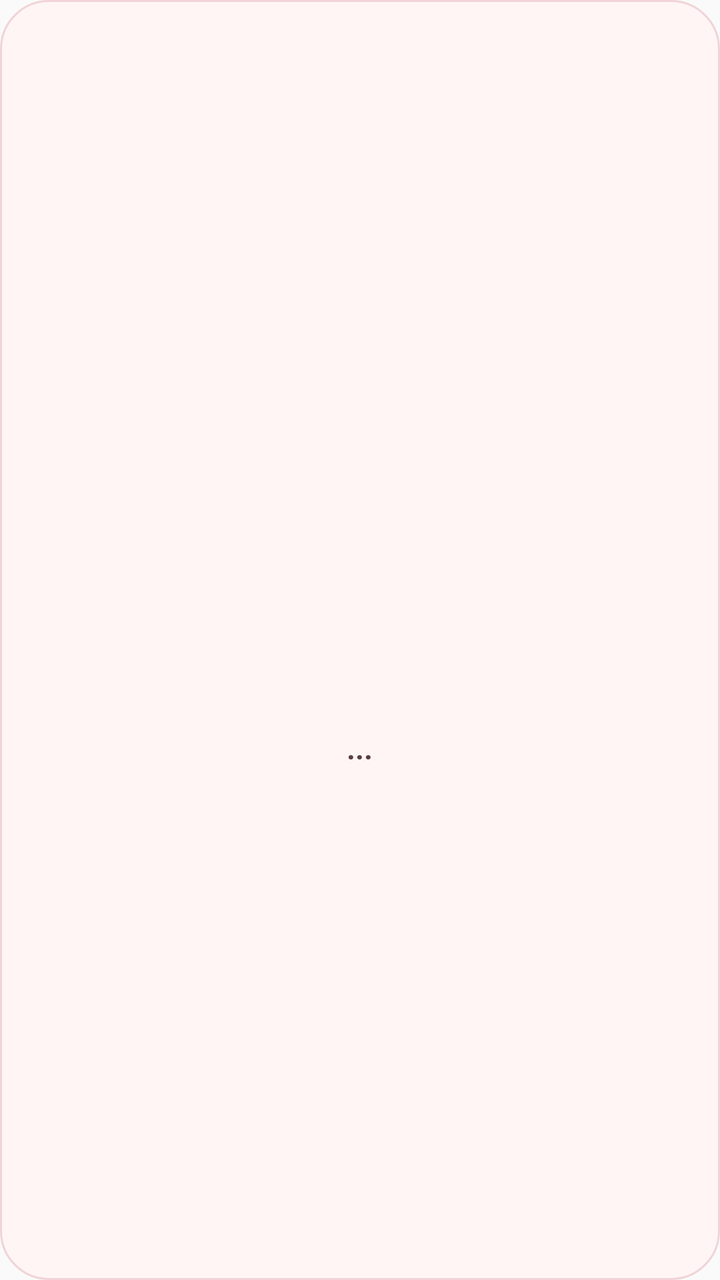
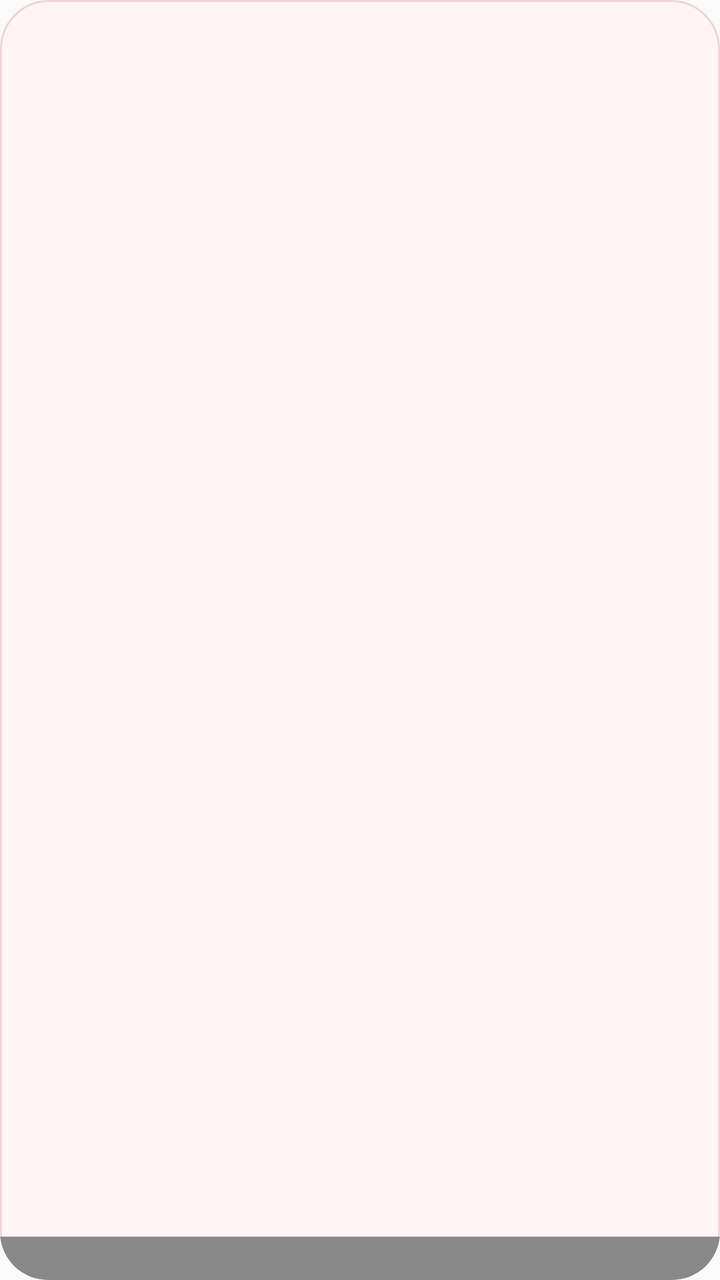

The first picture is an Android layout as it rendered before a commit; the second is the same layout after the commit. The layout source and the unified diff follow.
<!-- AndroidManifest.xml: application theme AppTheme -->
<!-- res/layout/widget_pareja.xml -->
<?xml version="1.0" encoding="utf-8"?>
<LinearLayout xmlns:android="http://schemas.android.com/apk/res/android"
    android:layout_width="match_parent"
    android:layout_height="match_parent"
    android:orientation="vertical"
    android:gravity="center"
    android:background="@drawable/widget_background"
    android:padding="12dp">

    <ViewFlipper
        android:id="@+id/widget_flipper"
        android:layout_width="120dp"
        android:layout_height="120dp"
        android:layout_gravity="center_horizontal"
        android:flipInterval="333"
        android:autoStart="true"
        android:inAnimation="@android:anim/fade_in"
        android:outAnimation="@android:anim/fade_out">

        <ImageView
            android:id="@+id/frame_0"
            android:layout_width="match_parent"
            android:layout_height="match_parent"
            android:scaleType="fitCenter" />

        <ImageView
            android:id="@+id/frame_1"
            android:layout_width="match_parent"
            android:layout_height="match_parent"
            android:scaleType="fitCenter" />

        <ImageView
            android:id="@+id/frame_2"
            android:layout_width="match_parent"
            android:layout_height="match_parent"
            android:scaleType="fitCenter" />

        <ImageView
            android:id="@+id/frame_3"
            android:layout_width="match_parent"
            android:layout_height="match_parent"
            android:scaleType="fitCenter" />

    </ViewFlipper>

    <TextView
        android:id="@+id/widget_estado"
        android:layout_width="wrap_content"
        android:layout_height="wrap_content"
        android:layout_gravity="center_horizontal"
        android:layout_marginTop="8dp"
        android:textSize="15sp"
        android:textColor="#FF5A3E42"
        android:textStyle="bold"
        android:text="..." />

    <TextView
        android:id="@+id/widget_mensaje"
        android:layout_width="wrap_content"
        android:layout_height="wrap_content"
        android:layout_gravity="center_horizontal"
        android:layout_marginTop="4dp"
        android:textSize="12sp"
        android:textColor="#FF8A6A70"
        android:textStyle="italic"
        android:maxLines="2"
        android:ellipsize="end"
        android:gravity="center"
        android:text="" />

</LinearLayout>
<!-- resources referenced by this layout -->
<resources>
  <!-- drawable widget_background (drawable) -->
  <?xml version="1.0" encoding="utf-8"?>
  <shape xmlns:android="http://schemas.android.com/apk/res/android"
      android:shape="rectangle">
      <solid android:color="#FFFFF5F5" />
      <corners android:radius="24dp" />
      <stroke
          android:width="1dp"
          android:color="#FFF0D4D8" />
  </shape>
  <style name="AppTheme" parent="Theme.AppCompat.DayNight.NoActionBar">
      <item name="android:editTextBackground">@drawable/rn_edit_text_material</item>
      <item name="colorPrimary">@color/colorPrimary</item>
      <item name="android:statusBarColor">@android:color/transparent</item>
      <item name="android:navigationBarColor">@android:color/transparent</item>
    </style>
  <!-- drawable rn_edit_text_material (drawable) -->
  <?xml version="1.0" encoding="utf-8"?>
  <inset xmlns:android="http://schemas.android.com/apk/res/android"
         android:insetLeft="@dimen/abc_edit_text_inset_horizontal_material"
         android:insetRight="@dimen/abc_edit_text_inset_horizontal_material"
         android:insetTop="@dimen/abc_edit_text_inset_top_material"
         android:insetBottom="@dimen/abc_edit_text_inset_bottom_material"
         >
  
      <selector>
          
          <item android:state_enabled="false" android:drawable="@drawable/abc_textfield_default_mtrl_alpha"/>
          <item android:drawable="@drawable/abc_textfield_activated_mtrl_alpha"/>
      </selector>
  
  </inset>
  <color name="colorPrimary">#023c69</color>
</resources>

<!-- the commit's change to res/layout/widget_pareja.xml (unified diff, before → after) -->
@@ -3,69 +3,53 @@
     android:layout_width="match_parent"
     android:layout_height="match_parent"
     android:orientation="vertical"
-    android:gravity="center"
     android:background="@drawable/widget_background"
-    android:padding="12dp">
+    android:clipToOutline="true"
+    android:clipChildren="true">
 
     <ViewFlipper
         android:id="@+id/widget_flipper"
-        android:layout_width="120dp"
-        android:layout_height="120dp"
-        android:layout_gravity="center_horizontal"
+        android:layout_width="match_parent"
+        android:layout_height="0dp"
+        android:layout_weight="1"
         android:flipInterval="333"
-        android:autoStart="true"
-        android:inAnimation="@android:anim/fade_in"
-        android:outAnimation="@android:anim/fade_out">
+        android:autoStart="true">
 
         <ImageView
             android:id="@+id/frame_0"
             android:layout_width="match_parent"
             android:layout_height="match_parent"
-            android:scaleType="fitCenter" />
+            android:scaleType="centerCrop" />
 
         <ImageView
             android:id="@+id/frame_1"
             android:layout_width="match_parent"
             android:layout_height="match_parent"
-            android:scaleType="fitCenter" />
+            android:scaleType="centerCrop" />
 
         <ImageView
             android:id="@+id/frame_2"
             android:layout_width="match_parent"
             android:layout_height="match_parent"
-            android:scaleType="fitCenter" />
-
-        <ImageView
-            android:id="@+id/frame_3"
-            android:layout_width="match_parent"
-            android:layout_height="match_parent"
-            android:scaleType="fitCenter" />
+            android:scaleType="centerCrop" />
 
     </ViewFlipper>
 
     <TextView
-        android:id="@+id/widget_estado"
-        android:layout_width="wrap_content"
+        android:id="@+id/widget_mensaje"
+        android:layout_width="match_parent"
         android:layout_height="wrap_content"
-        android:layout_gravity="center_horizontal"
-        android:layout_marginTop="8dp"
-        android:textSize="15sp"
-        android:textColor="#FF5A3E42"
+        android:background="#FF888888"
+        android:paddingTop="4dp"
+        android:paddingBottom="4dp"
+        android:paddingStart="8dp"
+        android:paddingEnd="8dp"
+        android:gravity="center"
+        android:textSize="10sp"
+        android:textColor="#FFFFFFFF"
         android:textStyle="bold"
-        android:text="..." />
-
-    <TextView
-        android:id="@+id/widget_mensaje"
-        android:layout_width="wrap_content"
-        android:layout_height="wrap_content"
-        android:layout_gravity="center_horizontal"
-        android:layout_marginTop="4dp"
-        android:textSize="12sp"
-        android:textColor="#FF8A6A70"
-        android:textStyle="italic"
-        android:maxLines="2"
+        android:maxLines="1"
         android:ellipsize="end"
-        android:gravity="center"
         android:text="" />
 
 </LinearLayout>
